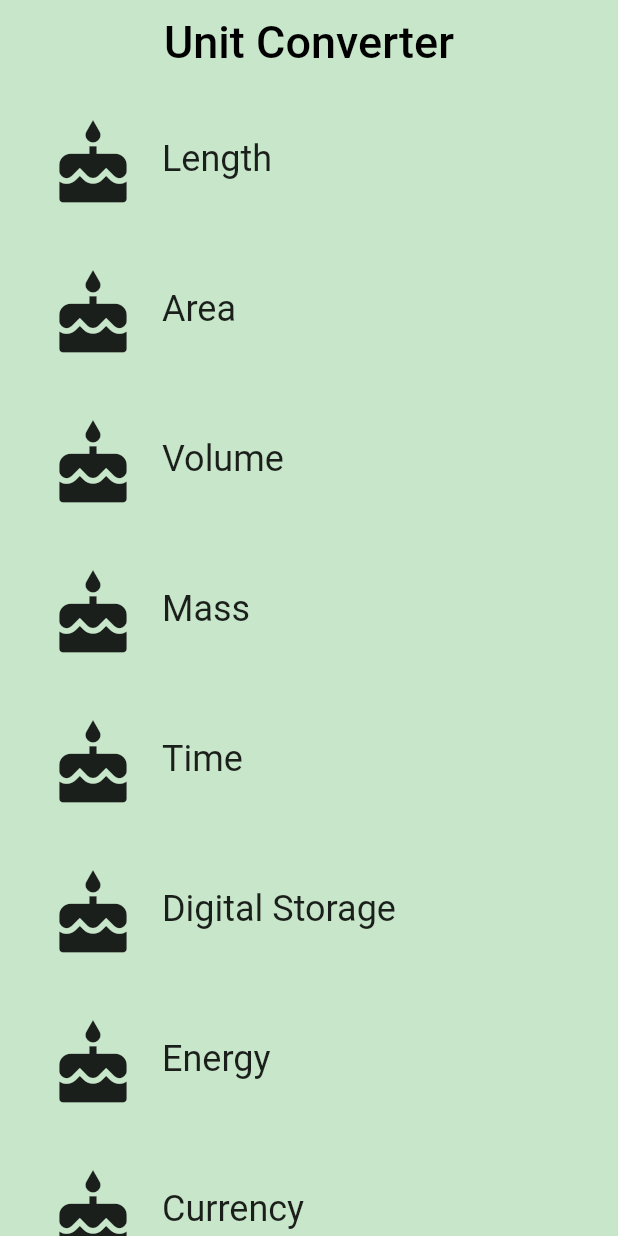
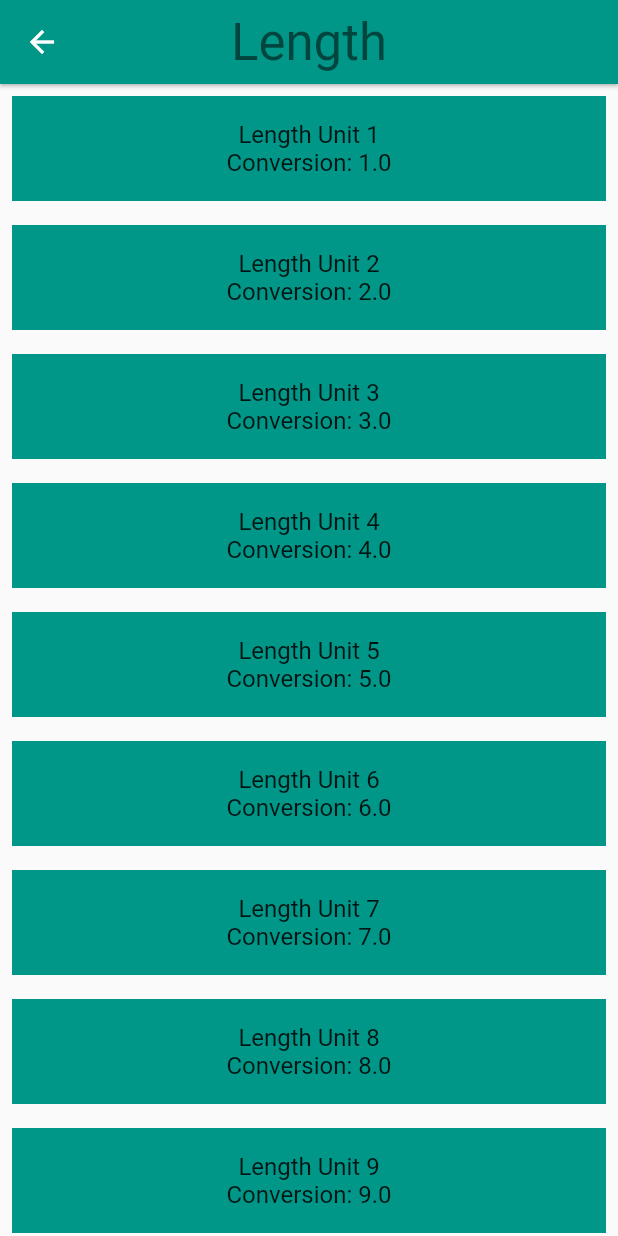
Before and after one commit to vindeolal/udacity_course, a Flutter app: the screen it shows after launch, after a tap on "Length", on a phone screen of 412 x 824 dp. Run offline on Flutter 3.47's test engine with Material 2 defaults, Android fonts, the phone set to English and light mode, and no system bars.

Commit message:
add navigation to mocked converter screen

```diff
--- a/lib/Category.dart
+++ b/lib/Category.dart
@@ -1,19 +1,46 @@
 import 'package:flutter/material.dart';
+
+import 'ConverterRoute.dart';
+import 'Unit.dart';
 
 class Category extends StatelessWidget {
   final IconData icon;
   final Color color;
   final String name;
+  final List<Unit> units;
 
-  const Category({
-    Key key,
-    @required this.name,
-    @required this.color,
-    @required this.icon,
-  })  : assert(name != null),
+  const Category(
+      {Key key,
+      @required this.name,
+      @required this.color,
+      @required this.icon,
+      @required this.units})
+      : assert(name != null),
         assert(color != null),
         assert(icon != null),
+        assert(units != null),
         super(key: key);
+
+  void _navigateToConverter(BuildContext context) {
+    Navigator.of(context)
+        .push(MaterialPageRoute<Null>(builder: (BuildContext context) {
+      return Scaffold(
+        appBar: AppBar(
+          elevation: 1,
+          title: Text(
+            name,
+            style: Theme.of(context).textTheme.display1,
+          ),
+          centerTitle: true,
+          backgroundColor: color,
+        ),
+        body: ConverterRoute(
+          color: color,
+          units: units,
+        ),
+      );
+    }));
+  }
 
   @override
   Widget build(BuildContext context) {
@@ -25,7 +52,7 @@ class Category extends StatelessWidget {
           borderRadius: BorderRadius.circular(5.0),
           highlightColor: color,
           splashColor: color,
-          onTap: () => print("tapped"),
+          onTap: () => _navigateToConverter(context),
           child: Padding(
             padding: EdgeInsets.all(8.0),
             child: Row(
--- a/lib/CategoryRoute.dart
+++ b/lib/CategoryRoute.dart
@@ -1,52 +1,53 @@
 import 'package:flutter/material.dart';
 
 import 'Category.dart';
+import 'Unit.dart';
 
 class CategoryRoute extends StatelessWidget {
+  static const _categoryNames = <String>[
+    'Length',
+    'Area',
+    'Volume',
+    'Mass',
+    'Time',
+    'Digital Storage',
+    'Energy',
+    'Currency',
+  ];
+
+  static const _baseColors = <Color>[
+    Colors.teal,
+    Colors.orange,
+    Colors.pinkAccent,
+    Colors.blueAccent,
+    Colors.yellow,
+    Colors.greenAccent,
+    Colors.purpleAccent,
+    Colors.red,
+  ];
+
+  List<Unit> _retrieveUnitList(String categoryName) {
+    return List.generate(10, (int i) {
+      i += 1;
+      return Unit(
+        name: '$categoryName Unit $i',
+        conversion: i.toDouble(),
+      );
+    });
+  }
+
   @override
   Widget build(BuildContext context) {
-    List<Category> categories = [
-      Category(
+    final categories = <Category>[];
+
+    for (var i = 0; i < _categoryNames.length; i++) {
+      categories.add(Category(
+        name: _categoryNames[i],
+        color: _baseColors[i],
         icon: Icons.cake,
-        name: 'Length',
-        color: Colors.teal,
-      ),
-      Category(
-        icon: Icons.cake,
-        name: 'Area',
-        color: Colors.orange,
-      ),
-      Category(
-        icon: Icons.cake,
-        name: 'Volume',
-        color: Colors.pinkAccent,
-      ),
-      Category(
-        icon: Icons.cake,
-        name: 'Mass',
-        color: Colors.blueAccent,
-      ),
-      Category(
-        icon: Icons.cake,
-        name: 'Time',
-        color: Colors.yellow,
-      ),
-      Category(
-        icon: Icons.cake,
-        name: 'Digital Storage',
-        color: Colors.greenAccent,
-      ),
-      Category(
-        icon: Icons.cake,
-        name: 'Energy',
-        color: Colors.purpleAccent,
-      ),
-      Category(
-        icon: Icons.cake,
-        name: 'Currency',
-        color: Colors.red,
-      ),
-    ];
+        units: _retrieveUnitList(_categoryNames[i]),
+      ));
+    }
 
     return Scaffold(
         appBar: AppBar(
--- /dev/null
+++ b/lib/ConverterRoute.dart
@@ -0,0 +1,39 @@
+import 'package:flutter/material.dart';
+
+import 'Unit.dart';
+
+class ConverterRoute extends StatelessWidget {
+  final Color color;
+  final List<Unit> units;
+
+  ConverterRoute({@required this.color, @required this.units})
+      : assert(color != null),
+        assert(units != null);
+
+  @override
+  Widget build(BuildContext context) {
+    final unitWidgets = units.map((Unit unit) {
+      return Container(
+        color: color,
+        margin: EdgeInsets.all(8.0),
+        padding: EdgeInsets.all(16.0),
+        child: Column(
+          children: <Widget>[
+            Text(
+              unit.name,
+              style: Theme.of(context).textTheme.subhead,
+            ),
+            Text(
+              'Conversion: ${unit.conversion}',
+              style: Theme.of(context).textTheme.subhead,
+            ),
+          ],
+        ),
+      );
+    }).toList();
+
+    return ListView(
+      children: unitWidgets,
+    );
+  }
+}
--- /dev/null
+++ b/lib/Unit.dart
@@ -0,0 +1,16 @@
+import 'package:flutter/material.dart';
+
+class Unit {
+  final String name;
+  final double conversion;
+
+  const Unit({@required this.name, @required this.conversion})
+      : assert(name != null),
+        assert(conversion != null);
+
+  Unit.fromJson(Map jsonMap)
+      : assert(jsonMap['name'] != null),
+        assert(jsonMap['conversion'] != null),
+        name = jsonMap['name'],
+        conversion = jsonMap['conversion'];
+}
```
